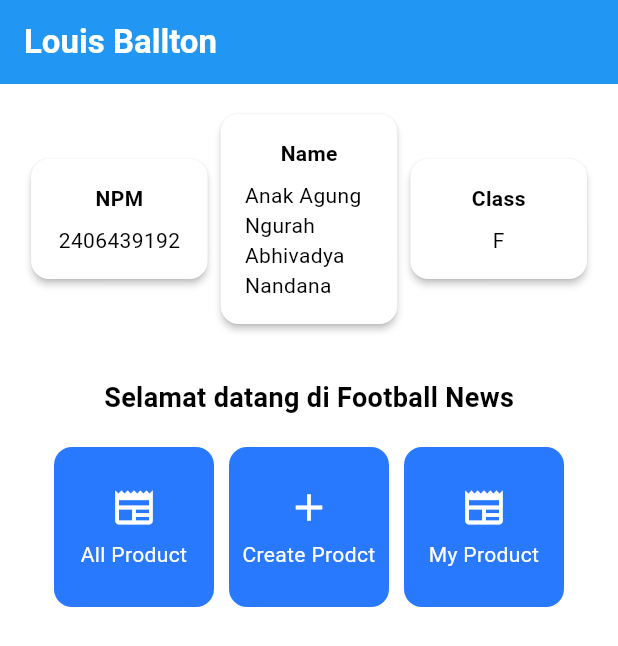
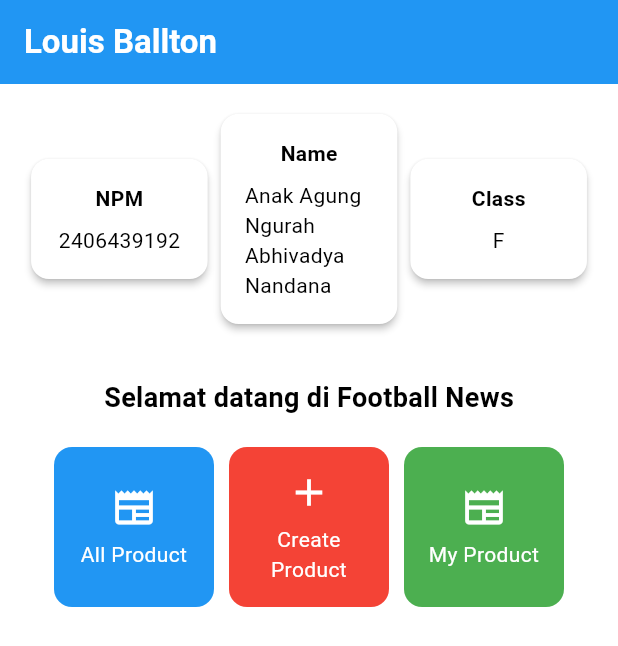
Before and after one commit to abhivadya1/football-shop-mobile, a Flutter app: the screen it shows after launch, on a phone screen of 412 x 824 dp. Shown: the top 646 px of the screen. Run offline on Flutter 3.47's test engine with Material 3 defaults, Android fonts, the phone set to English and light mode, and no system bars.

Commit message:
update warna

```diff
--- a/lib/menu.dart
+++ b/lib/menu.dart
@@ -9,7 +9,7 @@ class MyHomePage extends StatelessWidget {
 
   final List<ItemHomepage> items = [
     ItemHomepage("All Product", Icons.newspaper),
-    ItemHomepage("Create Prodct", Icons.add),
+    ItemHomepage("Create Product", Icons.add),
     ItemHomepage("My Product", Icons.newspaper),
   ];
 
@@ -133,11 +133,24 @@ class ItemCard extends StatelessWidget {
 
   const ItemCard(this.item, {super.key});
 
+  Color _getColor(String name) {
+  switch (name) {
+    case "All Product":
+      return Colors.blue; // warna biru
+    case "My Product":
+      return Colors.green; // warna hijau
+    case "Create Product":
+      return Colors.red; // warna merah
+    default:
+      return Colors.grey;
+  }
+}
+
+
   @override
   Widget build(BuildContext context) {
     return Material(
-      // Menentukan warna latar belakang dari tema aplikasi.
-      color: Theme.of(context).colorScheme.secondary,
+      color: _getColor(item.name),
       // Membuat sudut kartu melengkung.
       borderRadius: BorderRadius.circular(12),
 
```
